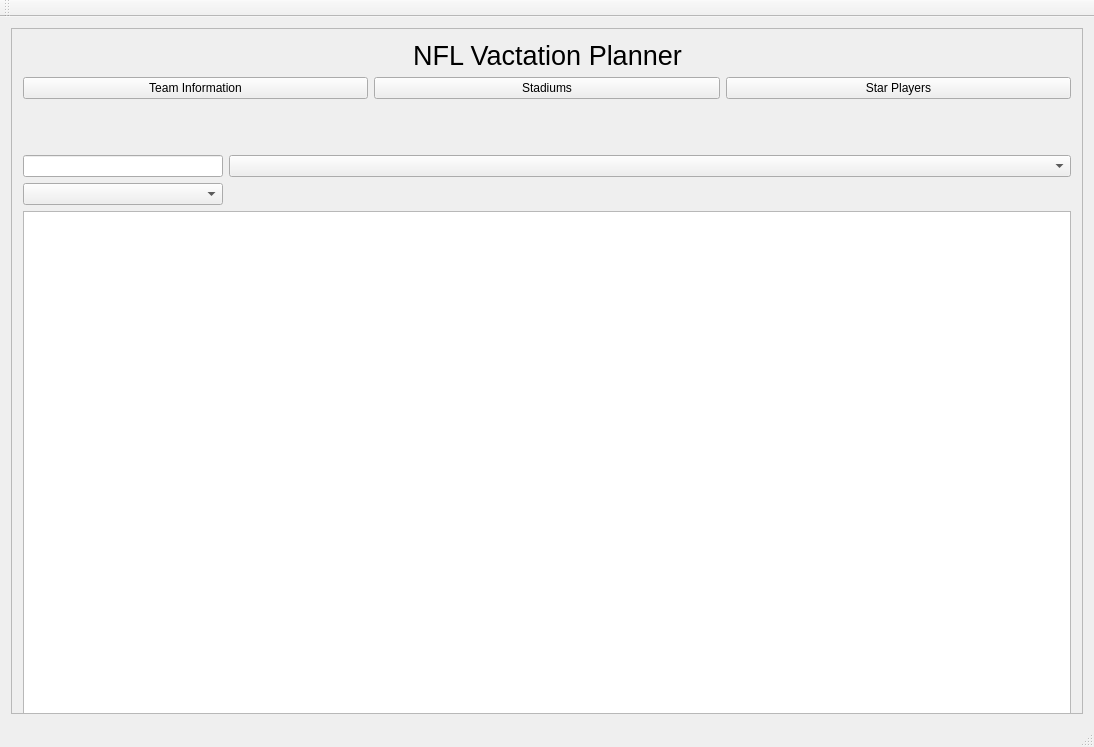
Before: the Qt Designer form mainwindow.ui in Cyriously1/NFLTour, drawn with Qt 5.
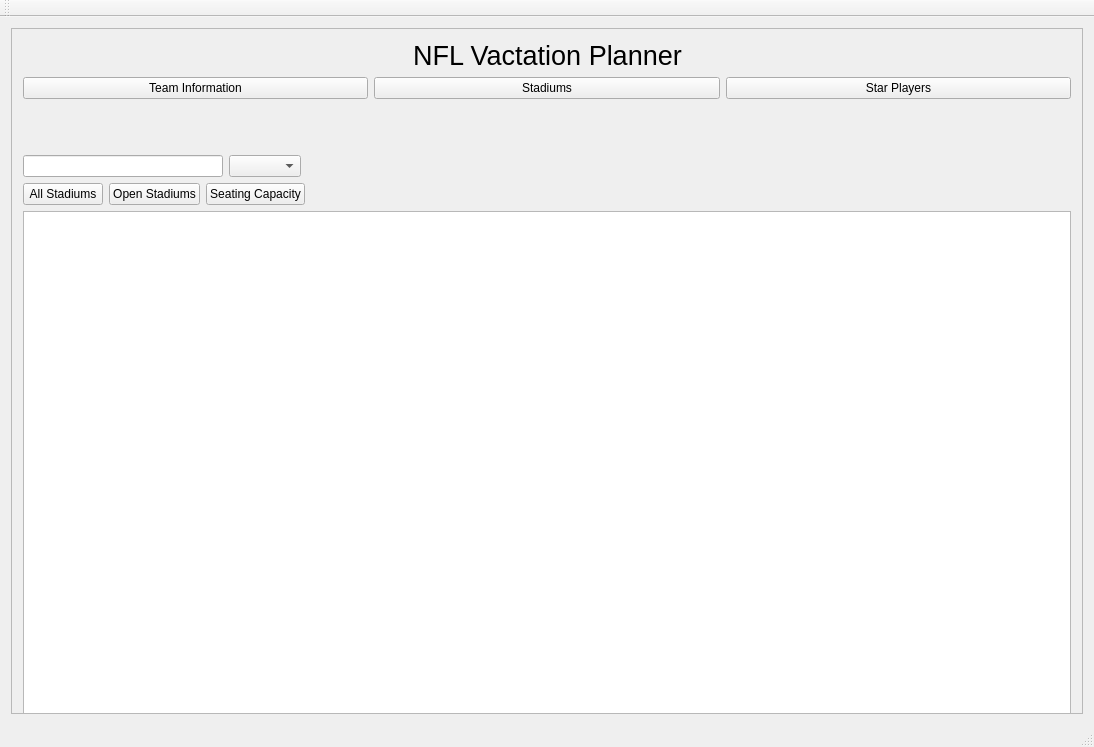
After: the same form once the commit is applied.

Commit message: stadium table

```diff
--- a/mainwindow.ui
+++ b/mainwindow.ui
@@ -129,6 +129,19 @@
             <item>
              <widget class="QComboBox" name="comboBox_nflType"/>
             </item>
+            <item>
+             <spacer name="horizontalSpacer_3">
+              <property name="orientation">
+               <enum>Qt::Horizontal</enum>
+              </property>
+              <property name="sizeHint" stdset="0">
+               <size>
+                <width>40</width>
+                <height>20</height>
+               </size>
+              </property>
+             </spacer>
+            </item>
            </layout>
           </item>
           <item>
@@ -142,12 +155,23 @@
                <number>0</number>
               </property>
               <item>
-               <widget class="QComboBox" name="stadium_comboBox">
-                <property name="minimumSize">
-                 <size>
-                  <width>200</width>
-                  <height>0</height>
-                 </size>
+               <widget class="QPushButton" name="allStadiums_pushButton">
+                <property name="text">
+                 <string>All Stadiums</string>
+                </property>
+               </widget>
+              </item>
+              <item>
+               <widget class="QPushButton" name="openStadiums_pushButton">
+                <property name="text">
+                 <string>Open Stadiums</string>
+                </property>
+               </widget>
+              </item>
+              <item>
+               <widget class="QPushButton" name="SeatingCapacity_pushButton">
+                <property name="text">
+                 <string>Seating Capacity</string>
                 </property>
                </widget>
               </item>
```
The commit also changes 5 other files.
